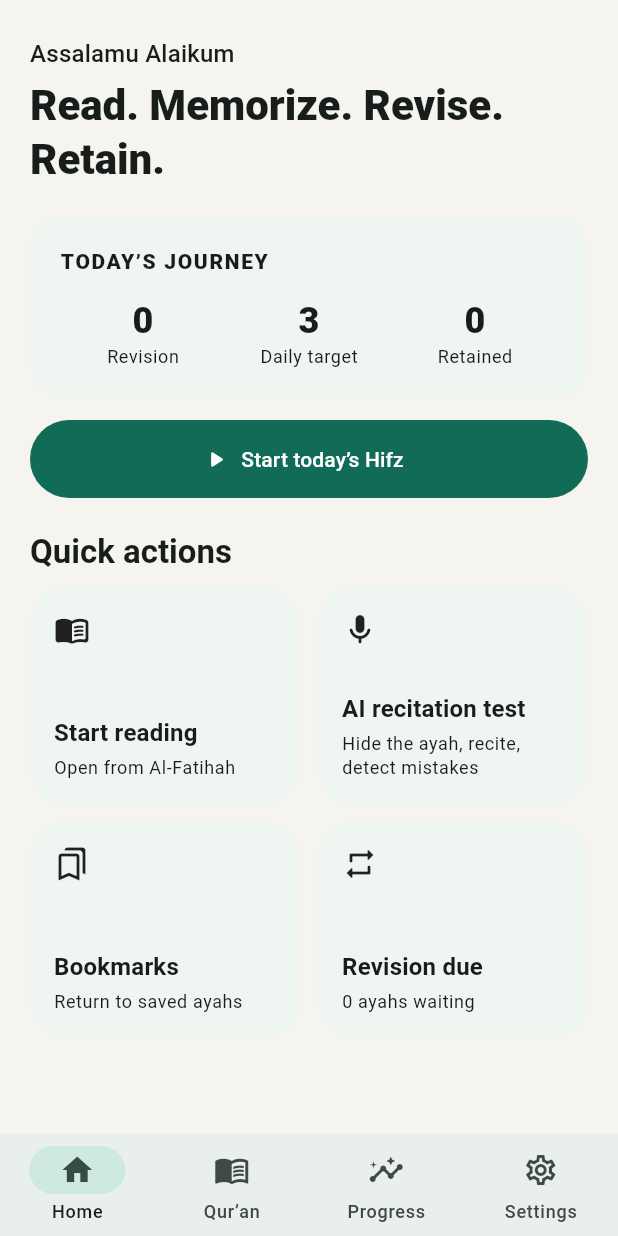
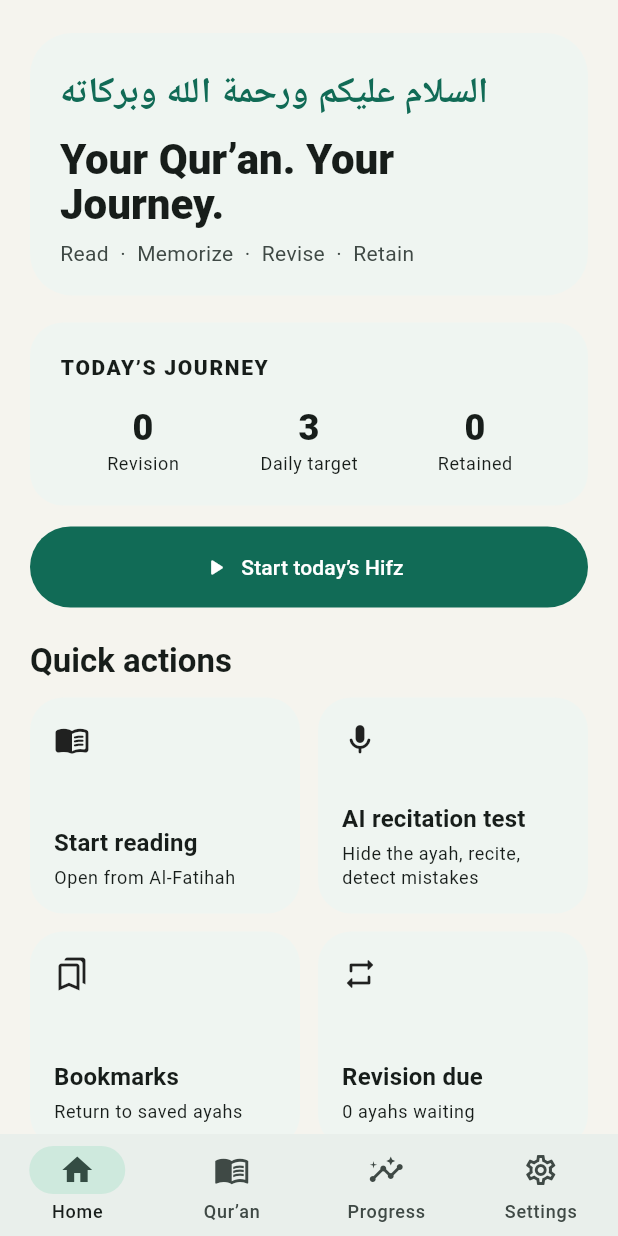
Before and after one commit to matahir01/Hifz_Journey_V1_GitHub_Ready, a Flutter app: the Shell screen opened directly, after a tap on "Start reading", on a phone screen of 412 x 824 dp. Run offline on Flutter 3.47's test engine with Material 3 defaults, Android fonts, the phone set to English and light mode, and no system bars; our stand-ins replace file_picker, flutter_local_notifications, flutter_timezone, just_audio, shared_preferences, speech_to_text and 2 more; missing offline and left inert: record, whisper_ggml; accounts and stored records are empty; statements that could not run were skipped.

Commit message:
Give V3 home a distinctive Quran identity

```diff
--- a/lib/features/home/home_page.dart
+++ b/lib/features/home/home_page.dart
@@ -15,132 +15,62 @@ class HomePage extends StatelessWidget {
   Widget build(BuildContext context) {
     final controller = context.watch<AppController>();
     final stats = controller.stats;
+    final scheme = Theme.of(context).colorScheme;
 
     return SafeArea(
       child: RefreshIndicator(
         onRefresh: controller.refresh,
         child: ListView(
-          padding: const EdgeInsets.fromLTRB(20, 24, 20, 32),
+          padding: const EdgeInsets.fromLTRB(20, 22, 20, 32),
           children: [
-            Text(
-              'Assalamu Alaikum',
-              style: Theme.of(context).textTheme.titleMedium,
+            Container(
+              padding: const EdgeInsets.fromLTRB(20, 20, 20, 18),
+              decoration: BoxDecoration(
+                color: scheme.surfaceContainerLow,
+                borderRadius: BorderRadius.circular(28),
+              ),
+              child: Column(crossAxisAlignment: CrossAxisAlignment.start, children: [
+                Text(
+                  'السلام عليكم ورحمة الله وبركاته',
+                  textDirection: TextDirection.rtl,
+                  style: Theme.of(context).textTheme.headlineSmall?.copyWith(
+                    fontFamily: 'serif',
+                    height: 1.65,
+                    fontWeight: FontWeight.w600,
+                    color: scheme.primary,
+                  ),
+                ),
+                const SizedBox(height: 8),
+                Text('Your Qur’an. Your Journey.', style: Theme.of(context).textTheme.headlineMedium?.copyWith(fontWeight: FontWeight.w800, height: 1.08)),
+                const SizedBox(height: 8),
+                Text('Read  ·  Memorize  ·  Revise  ·  Retain', style: Theme.of(context).textTheme.bodyMedium?.copyWith(color: scheme.onSurfaceVariant)),
+              ]),
             ),
-            const SizedBox(height: 4),
-            Text(
-              'Read. Memorize. Revise. Retain.',
-              style: Theme.of(context)
-                  .textTheme
-                  .headlineMedium
-                  ?.copyWith(fontWeight: FontWeight.w800),
-            ),
-            const SizedBox(height: 20),
-            _TodayCard(
-              due: stats.due,
-              target: controller.dailyTarget,
-              retained: stats.retained,
-            ),
+            const SizedBox(height: 18),
+            _TodayCard(due: stats.due, target: controller.dailyTarget, retained: stats.retained),
             const SizedBox(height: 14),
             FilledButton.icon(
               onPressed: () async {
-                await Navigator.push(
-                  context,
-                  MaterialPageRoute(
-                    builder: (_) => const HifzSessionPage(),
-                  ),
-                );
-                if (context.mounted) {
-                  await context.read<AppController>().refresh();
-                }
+                await Navigator.push(context, MaterialPageRoute(builder: (_) => const HifzSessionPage()));
+                if (context.mounted) await context.read<AppController>().refresh();
               },
               icon: const Icon(Icons.play_arrow_rounded),
               label: const Text('Start today’s Hifz'),
-              style: FilledButton.styleFrom(
-                minimumSize: const Size.fromHeight(52),
-              ),
+              style: FilledButton.styleFrom(minimumSize: const Size.fromHeight(54)),
             ),
             const SizedBox(height: 22),
-            Text(
-              'Quick actions',
-              style: Theme.of(context)
-                  .textTheme
-                  .titleLarge
-                  ?.copyWith(fontWeight: FontWeight.w700),
-            ),
+            Text('Quick actions', style: Theme.of(context).textTheme.titleLarge?.copyWith(fontWeight: FontWeight.w700)),
             const SizedBox(height: 10),
             GridView.count(
-              crossAxisCount: 2,
-              shrinkWrap: true,
-              physics: const NeverScrollableScrollPhysics(),
-              crossAxisSpacing: 12,
-              mainAxisSpacing: 12,
-              childAspectRatio: 1.25,
+              crossAxisCount: 2, shrinkWrap: true, physics: const NeverScrollableScrollPhysics(), crossAxisSpacing: 12, mainAxisSpacing: 12, childAspectRatio: 1.25,
               children: [
-                _ActionCard(
-                  icon: Icons.menu_book_rounded,
-                  title: controller.lastRead == null
-                      ? 'Start reading'
-                      : 'Continue reading',
-                  subtitle: controller.lastRead == null
-                      ? 'Open from Al-Fatihah'
-                      : 'Ayah ${controller.lastRead!.surahId}:${controller.lastRead!.ayahNumber}',
-                  onTap: () async {
-                    final quran = context.read<QuranRepository>();
-                    final start = controller.lastRead ?? await quran.ayah(1);
-                    if (start != null && context.mounted) {
-                      await Navigator.push(
-                        context,
-                        MaterialPageRoute(
-                          builder: (_) => ReaderPage(startAyahId: start.id),
-                        ),
-                      );
-                      if (context.mounted) {
-                        await context.read<AppController>().refresh();
-                      }
-                    }
-                  },
-                ),
-                _ActionCard(
-                  icon: Icons.mic_rounded,
-                  title: 'AI recitation test',
-                  subtitle: 'Hide the ayah, recite, detect mistakes',
-                  onTap: () async {
-                    await Navigator.push(
-                      context,
-                      MaterialPageRoute(
-                        builder: (_) => const AiRecitationTestPage(),
-                      ),
-                    );
-                    if (context.mounted) {
-                      await context.read<AppController>().refresh();
-                    }
-                  },
-                ),
-                _ActionCard(
-                  icon: Icons.bookmarks_outlined,
-                  title: 'Bookmarks',
-                  subtitle: 'Return to saved ayahs',
-                  onTap: () => Navigator.push(
-                    context,
-                    MaterialPageRoute(builder: (_) => const BookmarksPage()),
-                  ),
-                ),
-                _ActionCard(
-                  icon: Icons.repeat_rounded,
-                  title: 'Revision due',
-                  subtitle: '${stats.due} ayahs waiting',
-                  onTap: () async {
-                    await Navigator.push(
-                      context,
-                      MaterialPageRoute(
-                        builder: (_) => const HifzSessionPage(),
-                      ),
-                    );
-                    if (context.mounted) {
-                      await context.read<AppController>().refresh();
-                    }
-                  },
-                ),
+                _ActionCard(icon: Icons.menu_book_rounded, title: controller.lastRead == null ? 'Start reading' : 'Continue reading', subtitle: controller.lastRead == null ? 'Open from Al-Fatihah' : 'Ayah ${controller.lastRead!.surahId}:${controller.lastRead!.ayahNumber}', onTap: () async {
+                  final quran = context.read<QuranRepository>(); final start = controller.lastRead ?? await quran.ayah(1);
+                  if (start != null && context.mounted) { await Navigator.push(context, MaterialPageRoute(builder: (_) => ReaderPage(startAyahId: start.id))); if (context.mounted) await context.read<AppController>().refresh(); }
+                }),
+                _ActionCard(icon: Icons.mic_rounded, title: 'AI recitation test', subtitle: 'Hide the ayah, recite, detect mistakes', onTap: () async { await Navigator.push(context, MaterialPageRoute(builder: (_) => const AiRecitationTestPage())); if (context.mounted) await context.read<AppController>().refresh(); }),
+                _ActionCard(icon: Icons.bookmarks_outlined, title: 'Bookmarks', subtitle: 'Return to saved ayahs', onTap: () => Navigator.push(context, MaterialPageRoute(builder: (_) => const BookmarksPage()))),
+                _ActionCard(icon: Icons.repeat_rounded, title: 'Revision due', subtitle: '${stats.due} ayahs waiting', onTap: () async { await Navigator.push(context, MaterialPageRoute(builder: (_) => const HifzSessionPage())); if (context.mounted) await context.read<AppController>().refresh(); }),
               ],
             ),
           ],
@@ -151,113 +81,23 @@ class HomePage extends StatelessWidget {
 }
 
 class _TodayCard extends StatelessWidget {
-  final int due;
-  final int target;
-  final int retained;
-
-  const _TodayCard({
-    required this.due,
-    required this.target,
-    required this.retained,
-  });
-
-  @override
-  Widget build(BuildContext context) {
-    return Card(
-      child: Padding(
-        padding: const EdgeInsets.all(20),
-        child: Column(
-          crossAxisAlignment: CrossAxisAlignment.start,
-          children: [
-            Text(
-              'TODAY’S JOURNEY',
-              style: Theme.of(context).textTheme.labelLarge?.copyWith(
-                    letterSpacing: 1.1,
-                    fontWeight: FontWeight.w800,
-                  ),
-            ),
-            const SizedBox(height: 14),
-            Row(
-              children: [
-                Expanded(child: _Metric(value: '$due', label: 'Revision')),
-                Expanded(child: _Metric(value: '$target', label: 'Daily target')),
-                Expanded(child: _Metric(value: '$retained', label: 'Retained')),
-              ],
-            ),
-          ],
-        ),
-      ),
-    );
-  }
+  final int due; final int target; final int retained;
+  const _TodayCard({required this.due, required this.target, required this.retained});
+  @override Widget build(BuildContext context) => Card(child: Padding(padding: const EdgeInsets.all(20), child: Column(crossAxisAlignment: CrossAxisAlignment.start, children: [
+    Text('TODAY’S JOURNEY', style: Theme.of(context).textTheme.labelLarge?.copyWith(letterSpacing: 1.1, fontWeight: FontWeight.w800)), const SizedBox(height: 14),
+    Row(children: [Expanded(child: _Metric(value: '$due', label: 'Revision')), Expanded(child: _Metric(value: '$target', label: 'Daily target')), Expanded(child: _Metric(value: '$retained', label: 'Retained'))]),
+  ])));
 }
 
 class _Metric extends StatelessWidget {
-  final String value;
-  final String label;
-
-  const _Metric({required this.value, required this.label});
-
-  @override
-  Widget build(BuildContext context) {
-    return Column(
-      children: [
-        Text(
-          value,
-          style: Theme.of(context)
-              .textTheme
-              .headlineSmall
-              ?.copyWith(fontWeight: FontWeight.w800),
-        ),
-        Text(label, style: Theme.of(context).textTheme.bodySmall),
-      ],
-    );
-  }
+  final String value; final String label; const _Metric({required this.value, required this.label});
+  @override Widget build(BuildContext context) => Column(children: [Text(value, style: Theme.of(context).textTheme.headlineSmall?.copyWith(fontWeight: FontWeight.w800)), Text(label, style: Theme.of(context).textTheme.bodySmall)]);
 }
 
 class _ActionCard extends StatelessWidget {
-  final IconData icon;
-  final String title;
-  final String subtitle;
-  final VoidCallback onTap;
-
-  const _ActionCard({
-    required this.icon,
-    required this.title,
-    required this.subtitle,
-    required this.onTap,
-  });
-
-  @override
-  Widget build(BuildContext context) {
-    return Card(
-      clipBehavior: Clip.antiAlias,
-      child: InkWell(
-        onTap: onTap,
-        child: Padding(
-          padding: const EdgeInsets.all(16),
-          child: Column(
-            crossAxisAlignment: CrossAxisAlignment.start,
-            children: [
-              Icon(icon),
-              const Spacer(),
-              Text(
-                title,
-                style: Theme.of(context)
-                    .textTheme
-                    .titleMedium
-                    ?.copyWith(fontWeight: FontWeight.w700),
-              ),
-              const SizedBox(height: 3),
-              Text(
-                subtitle,
-                maxLines: 2,
-                overflow: TextOverflow.ellipsis,
-                style: Theme.of(context).textTheme.bodySmall,
-              ),
-            ],
-          ),
-        ),
-      ),
-    );
-  }
+  final IconData icon; final String title; final String subtitle; final VoidCallback onTap;
+  const _ActionCard({required this.icon, required this.title, required this.subtitle, required this.onTap});
+  @override Widget build(BuildContext context) => Card(clipBehavior: Clip.antiAlias, child: InkWell(onTap: onTap, child: Padding(padding: const EdgeInsets.all(16), child: Column(crossAxisAlignment: CrossAxisAlignment.start, children: [
+    Icon(icon), const Spacer(), Text(title, style: Theme.of(context).textTheme.titleMedium?.copyWith(fontWeight: FontWeight.w700)), const SizedBox(height: 3), Text(subtitle, maxLines: 2, overflow: TextOverflow.ellipsis, style: Theme.of(context).textTheme.bodySmall),
+  ]))));
 }
```
